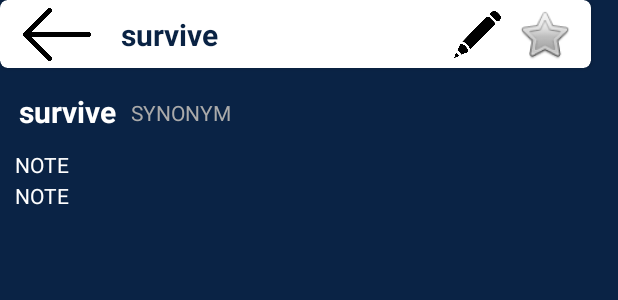
After one commit to ng2khang/swp392-dictionary-app, an Android app: the layout vocab_detailscreen.xml on its own in the app's theme, with its tools: preview values and no code run, on a phone screen of 412 x 824 dp. The commit adds this screen. Shown: the top 300 px of the screen. Run offline under Robolectric (Android 15) with nearby library versions, the phone set to English and light mode, and no system bars.

Commit message:
Add vocab screen: main, topic, alphabet, detail

```diff
--- /dev/null
+++ b/app/src/main/res/layout/vocab_detailscreen.xml
@@ -0,0 +1,130 @@
+<?xml version="1.0" encoding="utf-8"?>
+<androidx.constraintlayout.widget.ConstraintLayout xmlns:android="http://schemas.android.com/apk/res/android"
+    xmlns:app="http://schemas.android.com/apk/res-auto"
+    xmlns:tools="http://schemas.android.com/tools"
+    android:id="@+id/main"
+    android:layout_width="match_parent"
+    android:layout_height="match_parent"
+    android:background="#0A2345"
+    tools:context=".FlashCardActivity">
+
+    <!--            <ImageView-->
+<!--                android:layout_width="24dp"-->
+<!--                android:layout_height="24dp"-->
+<!--                android:src="@drawable/ic_more_vert"-->
+<!--                android:contentDescription="@string/more" />-->
+
+
+    <TextView
+        android:id="@+id/textView4"
+        android:layout_width="0dp"
+        android:layout_height="wrap_content"
+        android:layout_marginStart="12dp"
+        android:layout_marginTop="15dp"
+        android:layout_weight="1"
+        android:gravity="center"
+        android:text="survive"
+        android:textColor="@color/white"
+        android:textSize="20sp"
+        android:textStyle="bold"
+        app:layout_constraintStart_toStartOf="parent"
+        app:layout_constraintTop_toBottomOf="@+id/cardView" />
+
+    <TextView
+        android:layout_width="wrap_content"
+        android:layout_height="wrap_content"
+        android:layout_marginStart="10dp"
+        android:layout_marginTop="20dp"
+        android:text="SYNONYM"
+        android:textColor="@android:color/darker_gray"
+        android:textSize="14sp"
+        app:layout_constraintStart_toEndOf="@+id/textView4"
+        app:layout_constraintTop_toBottomOf="@+id/cardView" />
+
+    <TextView
+        android:id="@+id/textView2"
+        android:layout_width="397dp"
+        android:layout_height="wrap_content"
+        android:layout_marginStart="10dp"
+        android:layout_marginTop="12dp"
+        android:text="NOTE"
+        android:textColor="@color/white"
+        android:textSize="14sp"
+        app:layout_constraintStart_toStartOf="parent"
+        app:layout_constraintTop_toBottomOf="@+id/textView4" />
+
+    <TextView
+        android:id="@+id/textView"
+        android:layout_width="397dp"
+        android:layout_height="wrap_content"
+        android:layout_marginStart="10dp"
+        android:layout_marginTop="1dp"
+        android:text="NOTE"
+        android:textColor="@color/white"
+        android:textSize="14sp"
+        app:layout_constraintStart_toStartOf="parent"
+        app:layout_constraintTop_toBottomOf="@+id/textView2" />
+
+    <androidx.cardview.widget.CardView
+        android:id="@+id/cardView"
+        android:layout_width="394dp"
+        android:layout_height="45dp"
+        app:cardBackgroundColor="@color/white"
+        app:cardCornerRadius="5dp"
+        app:layout_constraintStart_toStartOf="parent"
+        app:layout_constraintTop_toTopOf="parent">
+
+        <androidx.constraintlayout.widget.ConstraintLayout
+            android:layout_width="match_parent"
+            android:layout_height="match_parent">
+
+            <ImageView
+                android:id="@+id/btnback"
+                android:layout_width="56dp"
+                android:layout_height="35dp"
+                android:layout_marginStart="10dp"
+                app:layout_constraintBottom_toBottomOf="parent"
+                app:layout_constraintStart_toStartOf="parent"
+                app:layout_constraintTop_toTopOf="parent"
+                app:srcCompat="@drawable/left_arrow" />
+
+            <TextView
+                android:id="@+id/word"
+                android:layout_width="86dp"
+                android:layout_height="42dp"
+                android:layout_marginStart="4dp"
+                android:layout_weight="1"
+                android:gravity="center"
+                android:text="survive"
+                android:textColor="@color/dark_blue"
+                android:textSize="20sp"
+                android:textStyle="bold"
+                app:layout_constraintBottom_toBottomOf="parent"
+                app:layout_constraintStart_toEndOf="@+id/btnback"
+                app:layout_constraintTop_toTopOf="parent" />
+
+            <ImageView
+                android:id="@+id/pen"
+                android:layout_width="35dp"
+                android:layout_height="31dp"
+                android:layout_marginEnd="8dp"
+                app:layout_constraintBottom_toBottomOf="parent"
+                app:layout_constraintEnd_toStartOf="@+id/btnstar"
+                app:layout_constraintTop_toTopOf="parent"
+                app:srcCompat="@drawable/pen" />
+
+            <ImageView
+                android:id="@+id/btnstar"
+                android:layout_width="38dp"
+                android:layout_height="38dp"
+                android:layout_marginEnd="12dp"
+                app:layout_constraintBottom_toBottomOf="parent"
+                app:layout_constraintEnd_toEndOf="parent"
+                app:layout_constraintTop_toTopOf="parent"
+                app:srcCompat="@android:drawable/btn_star" />
+
+        </androidx.constraintlayout.widget.ConstraintLayout>
+
+    </androidx.cardview.widget.CardView>
+
+</androidx.constraintlayout.widget.ConstraintLayout>
--- a/app/src/main/res/values/colors.xml
+++ b/app/src/main/res/values/colors.xml
@@ -2,4 +2,5 @@
 <resources>
     <color name="black">#FF000000</color>
     <color name="white">#FFFFFFFF</color>
+    <color name="dark_blue">#0A2344</color>
 </resources>
```
Also changed, not shown: app/src/main/res/layout/vocab_alphascreen.xml (added, +144 -0 lines), app/src/main/res/layout/vocab_mainscreen.xml (added, +159 -0 lines), app/src/main/res/layout/vocab_topicscreen.xml (added, +150 -0 lines), app/src/main/res/drawable/left_arrow.png (added), app/src/main/res/drawable/pen.png (added).
